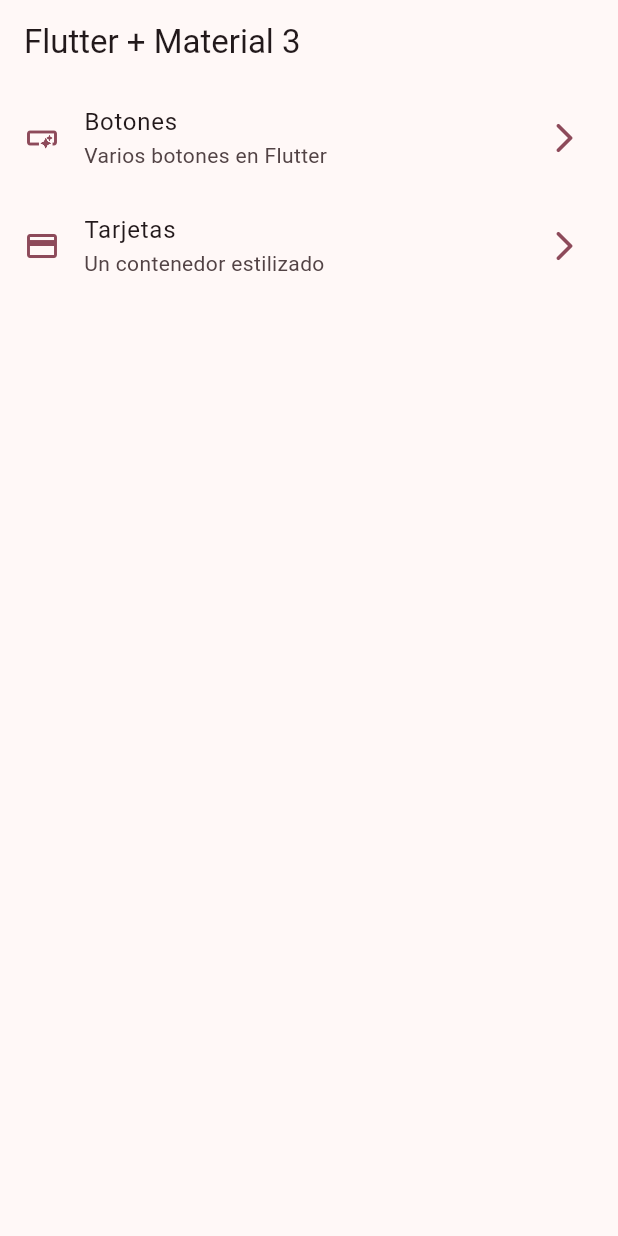
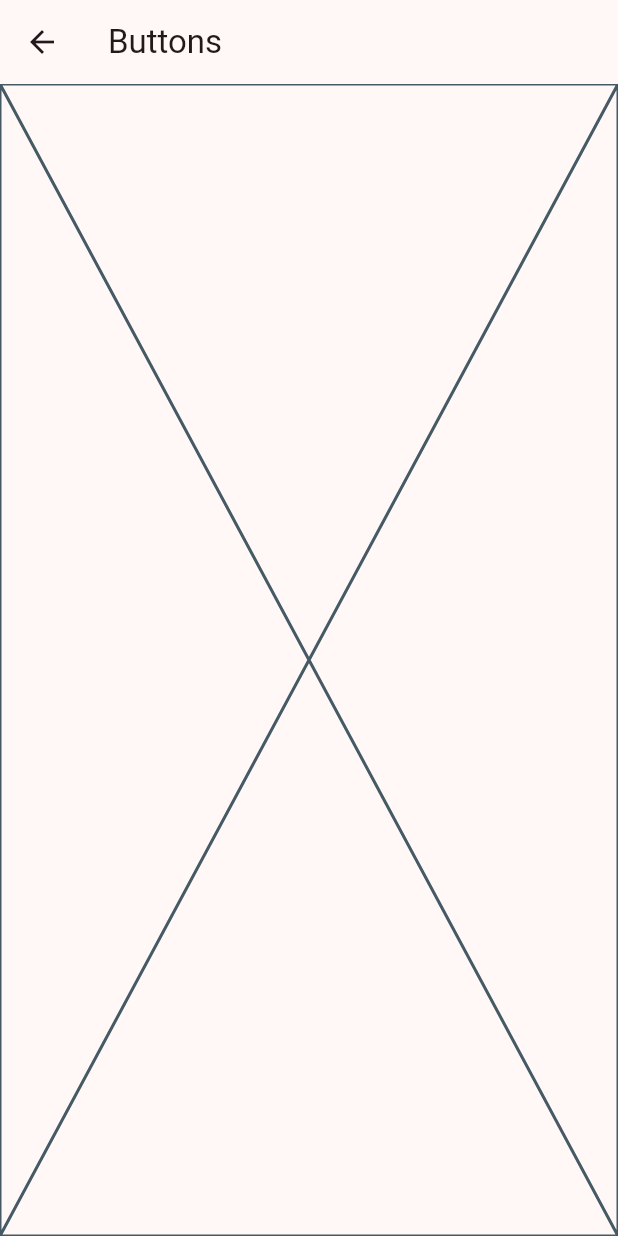
Before and after one commit to vicmazch/flutter-ui-elements, a Flutter app: the screen it shows after launch, after a tap on "Botones", on a phone screen of 412 x 824 dp. Run offline on Flutter 3.47's test engine with Material 2 defaults, Android fonts, the phone set to English and light mode, and no system bars.

Commit message:
primeras rutas configuradas

```diff
--- a/lib/config/menu/menu_item.dart
+++ b/lib/config/menu/menu_item.dart
@@ -17,5 +17,5 @@
 
 const List<MenuItem> appMenuItems = [
    MenuItem(title: 'Botones', subTitle: 'Varios botones en Flutter', link: '/buttons', icon: Icons.smart_button_outlined),
-   MenuItem(title: 'Tarjetas', subTitle: 'Un contenedor estilizado', link: '/card', icon: Icons.credit_card),
+   MenuItem(title: 'Tarjetas', subTitle: 'Un contenedor estilizado', link: '/cards', icon: Icons.credit_card),
 ];
--- a/lib/main.dart
+++ b/lib/main.dart
@@ -1,5 +1,7 @@
 import 'package:flutter/material.dart';
 import 'package:sec_seven_app/config/theme/app_theme.dart';
+import 'package:sec_seven_app/presentation/screens/buttons/buttons_screen.dart';
+import 'package:sec_seven_app/presentation/screens/cards/cards_screen.dart';
 import 'package:sec_seven_app/presentation/screens/home/home_screen.dart';
 
 void main() {
@@ -15,6 +17,10 @@
       debugShowCheckedModeBanner: false,
       theme: AppTheme( selectedColor: 8 ).getTheme(),
       home: const HomeScreen(),
+      routes: {
+        '/buttons': (context) => const ButtonsScreen(),
+        '/cards': (context) => const CardsScreen()
+      },
     );
   }
 }
--- /dev/null
+++ b/lib/presentation/screens/buttons/buttons_screen.dart
@@ -0,0 +1,15 @@
+import 'package:flutter/material.dart';
+
+class ButtonsScreen extends StatelessWidget {
+  const ButtonsScreen({super.key});
+
+  @override
+  Widget build(BuildContext context) {
+    return Scaffold(
+      appBar: AppBar(
+        title: const Text('Buttons'),
+      ),
+      body: const Placeholder()
+    );
+  }
+}
--- a/lib/presentation/screens/home/home_screen.dart
+++ b/lib/presentation/screens/home/home_screen.dart
@@ -1,5 +1,6 @@
 import 'package:flutter/material.dart';
 import 'package:sec_seven_app/config/menu/menu_item.dart';
+import 'package:sec_seven_app/presentation/screens/buttons/buttons_screen.dart';
 
 class HomeScreen extends StatelessWidget {
   const HomeScreen({super.key});
@@ -53,7 +54,12 @@
       title: Text(item.title),
       subtitle: Text(item.subTitle),
       onTap: () => {
-        // TODO: NAVEGATO TO...
+        Navigator.pushNamed(context, item.link)
+        // Navigator.of(context).push(
+        //   MaterialPageRoute(
+        //     builder: (context) => const ButtonsScreen()
+        //   )
+        // )
       },
     );
   }
```
Also changed, not shown: lib/presentation/screens/cards/cards_screen.dart (added, +15 -0 lines).
